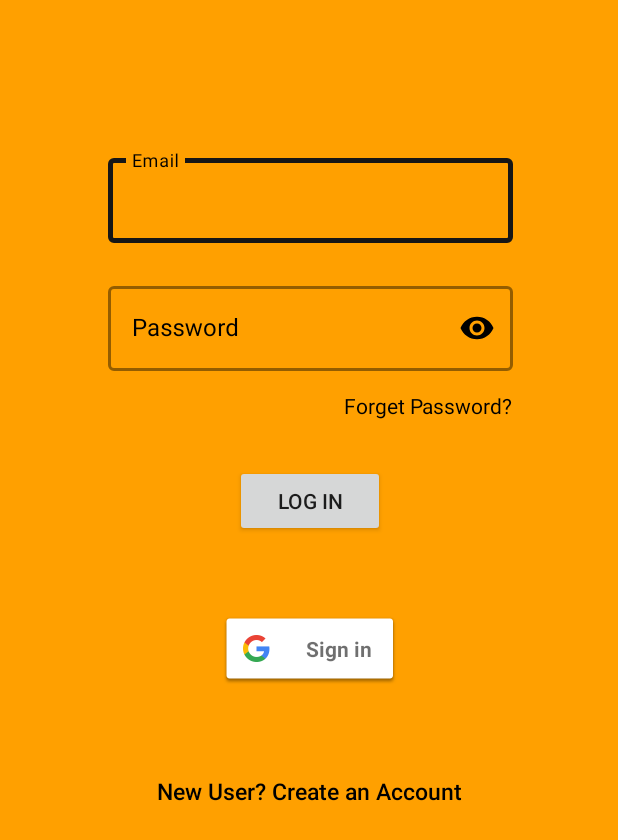
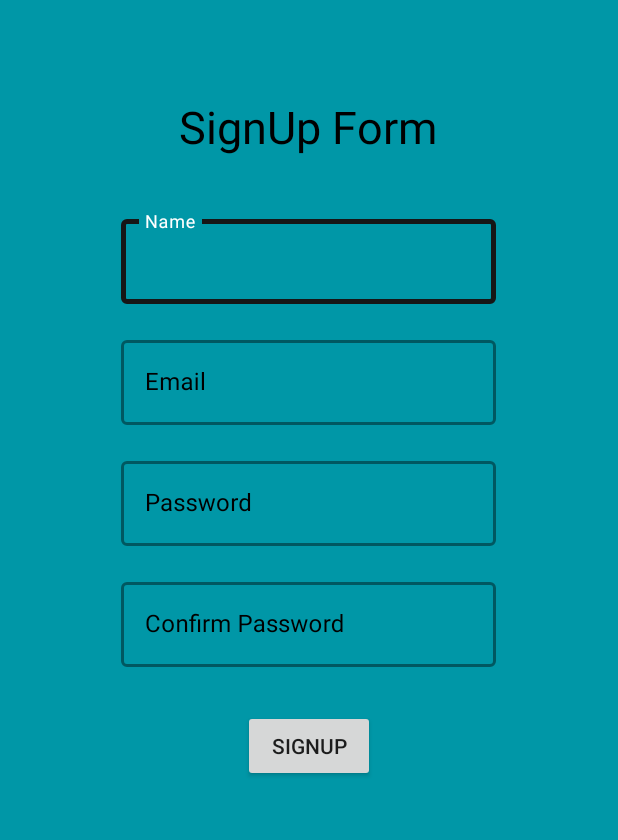
Before and after one commit to Codename-sgr/beta26_Bug_is_Bae, an Android app: the LoginActivity screen opened directly, with no data from a screen before it, after a tap on "New User? Create an Account", on a phone screen of 412 x 824 dp. Shown: the top 840 px of the screen. Run offline under Robolectric (Android 15) with nearby library versions, the phone set to English and light mode, and no system bars; our stand-ins replace Firebase (no records; nobody signed in at launch, a user with empty details on screens opened directly); 1 statement that could not run was skipped.

Commit message:
signup page

```diff
--- a/Android/app/src/main/AndroidManifest.xml
+++ b/Android/app/src/main/AndroidManifest.xml
@@ -9,7 +9,9 @@
         android:roundIcon="@mipmap/ic_launcher_round"
         android:supportsRtl="true"
         android:theme="@style/AppTheme">
-        <activity android:name=".LoginActivity"></activity>
+        <activity android:name=".SignupActivity"></activity>
+        <activity android:name=".SignUpActivity" />
+        <activity android:name=".LoginActivity" />
         <activity android:name=".MainActivity">
             <intent-filter>
                 <action android:name="android.intent.action.MAIN" />
--- a/Android/app/src/main/java/com/bugisbae/bloodhive/LoginActivity.java
+++ b/Android/app/src/main/java/com/bugisbae/bloodhive/LoginActivity.java
@@ -1,7 +1,4 @@
 package com.bugisbae.bloodhive;
-
-import androidx.annotation.NonNull;
-import androidx.appcompat.app.AppCompatActivity;
 
 import android.app.AlertDialog;
 import android.content.DialogInterface;
@@ -18,10 +15,12 @@ import android.widget.LinearLayout;
 import android.widget.TextView;
 import android.widget.Toast;
 
+import androidx.annotation.NonNull;
+import androidx.appcompat.app.AppCompatActivity;
+
 import com.google.android.gms.auth.api.signin.GoogleSignIn;
 import com.google.android.gms.auth.api.signin.GoogleSignInAccount;
 import com.google.android.gms.auth.api.signin.GoogleSignInClient;
-import com.google.android.gms.auth.api.signin.GoogleSignInOptions;
 import com.google.android.gms.common.SignInButton;
 import com.google.android.gms.common.api.ApiException;
 import com.google.android.gms.tasks.OnCompleteListener;
@@ -42,34 +41,32 @@ import com.google.firebase.database.ValueEventListener;
 
 public class LoginActivity extends AppCompatActivity {
 
-    private FirebaseAuth mAuth=FirebaseAuth.getInstance();
+    private FirebaseAuth mAuth = FirebaseAuth.getInstance();
     LoadingDialog loadingDialog;
     SignInButton googleLoginBtn;
     FirebaseUser user;
     TextInputEditText email;
     TextInputEditText password;
     Button LogIn;
-    TextView signUp,forgetPwd;
-    Boolean isValid=false;
+    TextView signUp, forgetPwd;
+    Boolean isValid = false;
 
-    private int RC_SIGN_IN=100;
+    private int RC_SIGN_IN = 100;
     DatabaseReference databaseUsers;
     GoogleSignInClient mGoogleSignInClient;
 
-    public void logIn(View view){
-        String uemail=email.getText().toString().trim();
-        String upassword=password.getText().toString().trim();
+    public void logIn(View view) {
+        String uemail = email.getText().toString().trim();
+        String upassword = password.getText().toString().trim();
 
-        if(!Patterns.EMAIL_ADDRESS.matcher(uemail).matches()){
+        if (!Patterns.EMAIL_ADDRESS.matcher(uemail).matches()) {
             email.setError("Invalid Email");
             email.setFocusable(true);
-        }
-        else if(upassword.isEmpty()){
+        } else if (upassword.isEmpty()) {
             password.setError("Enter Your Password");
             password.setFocusable(true);
-        }
-        else{
-            logUserIn(uemail,upassword);
+        } else {
+            logUserIn(uemail, upassword);
         }
 
     }
@@ -80,17 +77,15 @@ public class LoginActivity extends AppCompatActivity {
                 .addOnSuccessListener(this, new OnSuccessListener<AuthResult>() {
                     @Override
                     public void onSuccess(AuthResult authResult) {
-                        user=mAuth.getCurrentUser();
+                        user = mAuth.getCurrentUser();
                         loadingDialog.dismissDialog();
                         try {
-                            if(user.isEmailVerified()){
-                                isValid=true;
+                            if (user.isEmailVerified()) {
+                                isValid = true;
                                 startActivity(new Intent(getApplicationContext(), MainActivity.class));
                                 finish();
-                            }
-                            else
-                            {
-                                final androidx.appcompat.app.AlertDialog.Builder builder=new androidx.appcompat.app.AlertDialog.Builder(LoginActivity.this);
+                            } else {
+                                final androidx.appcompat.app.AlertDialog.Builder builder = new androidx.appcompat.app.AlertDialog.Builder(LoginActivity.this);
                                 builder.setTitle("Error");
                                 builder
                                         .setMessage("Your Email ID is not Verified !")
@@ -103,12 +98,12 @@ public class LoginActivity extends AppCompatActivity {
                                             }
                                         });
 
-                                androidx.appcompat.app.AlertDialog dialog=builder.create();
+                                androidx.appcompat.app.AlertDialog dialog = builder.create();
                                 dialog.show();
                             }
-                        }catch (NullPointerException e){
+                        } catch (NullPointerException e) {
                             loadingDialog.dismissDialog();
-                            Log.i("Info",""+e.getMessage());
+                            Log.i("Info", "" + e.getMessage());
 
                         }
                     }
@@ -116,7 +111,7 @@ public class LoginActivity extends AppCompatActivity {
             @Override
             public void onFailure(@NonNull Exception e) {
                 loadingDialog.dismissDialog();
-                Toast.makeText(LoginActivity.this, ""+e.getMessage(), Toast.LENGTH_SHORT).show();
+                Toast.makeText(LoginActivity.this, "" + e.getMessage(), Toast.LENGTH_SHORT).show();
             }
         });
     }
@@ -130,31 +125,31 @@ public class LoginActivity extends AppCompatActivity {
         }).addOnFailureListener(new OnFailureListener() {
             @Override
             public void onFailure(@NonNull Exception e) {
-                Log.i("TAG","Failed"+e.getMessage());
+                Log.i("TAG", "Failed" + e.getMessage());
             }
         });
     }
 
     private void showPwdRecoveryDialog() {
 
-        AlertDialog.Builder builder=new AlertDialog.Builder(this);
+        AlertDialog.Builder builder = new AlertDialog.Builder(this);
         builder.setTitle("Password Recovery");
 
-        LinearLayout linearLayout=new LinearLayout(this);
-        final EditText emailET=new EditText(this);
+        LinearLayout linearLayout = new LinearLayout(this);
+        final EditText emailET = new EditText(this);
         emailET.setHint("Email");
         emailET.setInputType(InputType.TYPE_TEXT_VARIATION_EMAIL_ADDRESS);
         emailET.setMinEms(16);
 
         linearLayout.addView(emailET);
-        linearLayout.setPadding(10,10,10,10);
+        linearLayout.setPadding(10, 10, 10, 10);
         builder.setView(linearLayout);
 
         builder.setPositiveButton("Recover", new DialogInterface.OnClickListener() {
             @Override
             public void onClick(DialogInterface dialog, int which) {
 
-                String email=emailET.getText().toString().trim();
+                String email = emailET.getText().toString().trim();
                 beginRecovery(email);
 
             }
@@ -178,35 +173,32 @@ public class LoginActivity extends AppCompatActivity {
                     @Override
                     public void onComplete(@NonNull Task<Void> task) {
                         loadingDialog.dismissDialog();
-                        if (task.isSuccessful()){
+                        if (task.isSuccessful()) {
                             Toast.makeText(LoginActivity.this, "Email Sent", Toast.LENGTH_SHORT).show();
-                        }
-                        else
+                        } else
                             Toast.makeText(LoginActivity.this, "Failed..", Toast.LENGTH_SHORT).show();
                     }
                 }).addOnFailureListener(new OnFailureListener() {
             @Override
             public void onFailure(@NonNull Exception e) {
                 loadingDialog.dismissDialog();
-                Toast.makeText(LoginActivity.this, ""+e.getMessage(), Toast.LENGTH_SHORT).show();
+                Toast.makeText(LoginActivity.this, "" + e.getMessage(), Toast.LENGTH_SHORT).show();
             }
         });
     }
 
-    private void checkUserStatus(){
-        if (user!=null && user.isEmailVerified())
-        {
+    private void checkUserStatus() {
+        if (user != null && user.isEmailVerified()) {
             startActivity(new Intent(getApplicationContext(), MainActivity.class));
             finish();
         }
     }
 
 
-
     @Override
-    public void onStart(){
+    public void onStart() {
         super.onStart();
-        user=mAuth.getCurrentUser();
+        user = mAuth.getCurrentUser();
         // Check if user is signed in (non-null) and update UI accordingly.
         checkUserStatus();
     }
@@ -216,29 +208,29 @@ public class LoginActivity extends AppCompatActivity {
         super.onCreate(savedInstanceState);
         setContentView(R.layout.activity_login);
 
-        if (getSupportActionBar()!=null)
+        if (getSupportActionBar() != null)
             getSupportActionBar().hide();
 
-        databaseUsers= FirebaseDatabase.getInstance().getReference().child("Manit").child("Users");
+        databaseUsers = FirebaseDatabase.getInstance().getReference().child("Manit").child("Users");
 
 
         // Configure Google Sign In
-        GoogleSignInOptions gso = new GoogleSignInOptions.Builder(GoogleSignInOptions.DEFAULT_SIGN_IN)
+        /*GoogleSignInOptions gso = new GoogleSignInOptions.Builder(GoogleSignInOptions.DEFAULT_SIGN_IN)
                 .requestIdToken(getString(R.string.default_web_client_id))
                 .requestEmail()
                 .build();
-        mGoogleSignInClient= GoogleSignIn.getClient(this,gso);
+        mGoogleSignInClient= GoogleSignIn.getClient(this,gso);*/
 
 
-        mAuth=FirebaseAuth.getInstance();
-        user=mAuth.getCurrentUser();
+        mAuth = FirebaseAuth.getInstance();
+        user = mAuth.getCurrentUser();
 
-        email=findViewById(R.id.editTextEmail);
-        password=findViewById(R.id.password);
-        LogIn=findViewById(R.id.LogIn);
-        signUp=findViewById(R.id.signUp);
-        forgetPwd=findViewById(R.id.textViewForgetPass);
-        googleLoginBtn=findViewById(R.id.googleLoginBtn);
+        email = findViewById(R.id.editTextEmail);
+        password = findViewById(R.id.password);
+        LogIn = findViewById(R.id.LogIn);
+        signUp = findViewById(R.id.signUp);
+        forgetPwd = findViewById(R.id.textViewForgetPass);
+        googleLoginBtn = findViewById(R.id.googleLoginBtn);
         forgetPwd.setOnClickListener(new View.OnClickListener() {
             @Override
             public void onClick(View v) {
@@ -255,8 +247,8 @@ public class LoginActivity extends AppCompatActivity {
         password.setOnKeyListener(new View.OnKeyListener() {
             @Override
             public boolean onKey(View v, int keyCode, KeyEvent event) {
-                if(keyCode==KeyEvent.KEYCODE_ENTER && isValid)
-                    startActivity(new Intent(getApplicationContext(),MainActivity.class));
+                if (keyCode == KeyEvent.KEYCODE_ENTER && isValid)
+                    startActivity(new Intent(getApplicationContext(), MainActivity.class));
                 return false;
             }
         });
@@ -290,7 +282,7 @@ public class LoginActivity extends AppCompatActivity {
                 firebaseAuthWithGoogle(account);
             } catch (ApiException e) {
                 // Google Sign In failed
-                Toast.makeText(this, ""+e.getMessage(), Toast.LENGTH_SHORT).show();
+                Toast.makeText(this, "" + e.getMessage(), Toast.LENGTH_SHORT).show();
 
             }
         }
@@ -309,18 +301,17 @@ public class LoginActivity extends AppCompatActivity {
                         if (task.isSuccessful()) {
                             // Sign in success
 
-                            isValid=true;
+                            isValid = true;
                             FirebaseUser user = mAuth.getCurrentUser();
-                            Toast.makeText(LoginActivity.this, ""+user.getDisplayName()+"\n"+user.getEmail() , Toast.LENGTH_SHORT).show();
-                            final String Uid=user.getUid();
+                            Toast.makeText(LoginActivity.this, "" + user.getDisplayName() + "\n" + user.getEmail(), Toast.LENGTH_SHORT).show();
+                            final String Uid = user.getUid();
                             databaseUsers.child(Uid).child("email").setValue(user.getEmail());
                             databaseUsers.child(Uid).child("user_id").setValue(user.getUid());
                             databaseUsers.child(Uid).child("user_name").setValue(user.getDisplayName());
                             databaseUsers.child(Uid).child("dp").addListenerForSingleValueEvent(new ValueEventListener() {
                                 @Override
                                 public void onDataChange(@NonNull DataSnapshot dataSnapshot) {
-                                    if(!dataSnapshot.exists())
-                                    {
+                                    if (!dataSnapshot.exists()) {
                                         databaseUsers.child(Uid).child("dp").setValue(false);
                                     }
                                 }
@@ -331,7 +322,7 @@ public class LoginActivity extends AppCompatActivity {
                                 }
                             });
 
-                            Intent i=new Intent(getApplicationContext(),MainActivity.class);
+                            Intent i = new Intent(getApplicationContext(), MainActivity.class);
                             startActivity(i);
                             finish();
 
@@ -345,7 +336,7 @@ public class LoginActivity extends AppCompatActivity {
                 }).addOnFailureListener(new OnFailureListener() {
             @Override
             public void onFailure(@NonNull Exception e) {
-                Toast.makeText(LoginActivity.this, ""+e.getMessage(), Toast.LENGTH_SHORT).show();
+                Toast.makeText(LoginActivity.this, "" + e.getMessage(), Toast.LENGTH_SHORT).show();
             }
         });
     }
--- /dev/null
+++ b/Android/app/src/main/java/com/bugisbae/bloodhive/SignupActivity.java
@@ -0,0 +1,128 @@
+package com.bugisbae.bloodhive;
+
+import android.os.Bundle;
+import android.util.Log;
+import android.util.Patterns;
+import android.view.View;
+import android.widget.EditText;
+import android.widget.Toast;
+
+import androidx.annotation.NonNull;
+import androidx.appcompat.app.AppCompatActivity;
+
+import com.google.android.gms.tasks.OnCompleteListener;
+import com.google.android.gms.tasks.OnFailureListener;
+import com.google.android.gms.tasks.OnSuccessListener;
+import com.google.android.gms.tasks.Task;
+import com.google.firebase.auth.AuthResult;
+import com.google.firebase.auth.FirebaseAuth;
+import com.google.firebase.auth.FirebaseUser;
+import com.google.firebase.database.DatabaseReference;
+import com.google.firebase.database.FirebaseDatabase;
+
+public class SignupActivity extends AppCompatActivity {
+
+    EditText name,email,password,conpass;;
+    LoadingDialog loadingDialog;
+    DatabaseReference databaseUsers;
+    private FirebaseAuth mAuth;
+
+    //SIGNUP BUTTON CLICK
+    public void signUp(View view){
+
+        String uname=name.getText().toString().trim();
+        String uemail=email.getText().toString().trim();
+        String upassword=password.getText().toString().trim();
+
+        if (uname.matches(""))
+        {
+            name.setError("Enter Your Name");
+            name.setFocusable(true);
+        }
+
+        if (!Patterns.EMAIL_ADDRESS.matcher(uemail).matches())
+        {
+            email.setError("Invalid Email");
+            email.setFocusable(true);
+        }
+        else if (upassword.length()<6)
+        {
+            password.setError("Password length should be at least 6 characters");
+            password.setFocusable(true);
+        }
+        else if (!upassword.matches(conpass.getText().toString()))
+            conpass.setError("Password Doesn't Match");
+        else
+            signupuser(uname,uemail,upassword);
+    }
+
+    //SIGNUP METHOD
+    private void signupuser(final String uname, final String uemail, final String upassword) {
+        loadingDialog.startLoadingDialog();
+        mAuth.createUserWithEmailAndPassword(uemail,upassword)
+                .addOnCompleteListener(this, new OnCompleteListener<AuthResult>() {
+                    @Override
+                    public void onComplete(@NonNull Task<AuthResult> task) {
+                        loadingDialog.dismissDialog();
+                        if(task.isSuccessful()){
+                            FirebaseUser user=mAuth.getCurrentUser();
+
+                            String user_id=user.getUid();
+                            user user1=new user(user_id,uname,uemail);
+                            databaseUsers.child(user_id).setValue(user1);
+
+                            user.sendEmailVerification().addOnSuccessListener(new OnSuccessListener<Void>() {
+                                @Override
+                                public void onSuccess(Void aVoid) {
+                                    Toast.makeText(SignupActivity.this, "Verification Email Has Been Sent to your Email ID", Toast.LENGTH_LONG).show();
+                                    finish();
+
+                                }
+                            }).addOnFailureListener(new OnFailureListener() {
+                                @Override
+                                public void onFailure(@NonNull Exception e) {
+                                    Log.i("TAG","Failed"+e.getMessage());
+                                }
+                            });
+//                                Toast.makeText(SignupActivity.this, "Registered: "+user.getEmail(), Toast.LENGTH_SHORT).show();
+                        }
+                        else
+                        {
+                            Log.w("info", "User With Email:failure", task.getException());
+                            Toast.makeText(SignupActivity.this, "Authentication failed.",
+                                    Toast.LENGTH_SHORT).show();
+                        }
+
+                    }
+                }).addOnFailureListener(new OnFailureListener() {
+            @Override
+            public void onFailure(@NonNull Exception e) {
+                loadingDialog.dismissDialog();
+                Toast.makeText(SignupActivity.this, ""+e.getMessage(), Toast.LENGTH_SHORT).show();
+            }
+        });
+    }
+
+    @Override
+    protected void onCreate(Bundle savedInstanceState) {
+        super.onCreate(savedInstanceState);
+        setContentView(R.layout.activity_sign_up);
+
+        if (getSupportActionBar()!=null)
+            getSupportActionBar().hide();
+
+        name=findViewById(R.id.editTextName);
+
+        email=findViewById(R.id.editTextEmail);
+        password=findViewById(R.id.password);
+        conpass=findViewById(R.id.editTextConPass);
+
+        databaseUsers= FirebaseDatabase.getInstance().getReference().child("Manit").child("Users");
+
+        loadingDialog=new LoadingDialog(this);
+
+        mAuth=FirebaseAuth.getInstance();
+
+    }
+
+}
--- /dev/null
+++ b/Android/app/src/main/res/layout/activity_sign_up.xml
@@ -0,0 +1,138 @@
+<?xml version="1.0" encoding="utf-8"?>
+<androidx.constraintlayout.widget.ConstraintLayout xmlns:android="http://schemas.android.com/apk/res/android"
+    xmlns:app="http://schemas.android.com/apk/res-auto"
+    xmlns:tools="http://schemas.android.com/tools"
+    android:layout_width="match_parent"
+    android:layout_height="match_parent"
+    android:background="#0097A7"
+    tools:context=".SignupActivity">
+
+
+    <TextView
+        android:id="@+id/textView"
+        android:layout_width="wrap_content"
+        android:layout_height="wrap_content"
+        android:layout_marginTop="64dp"
+        android:text="@string/signup_form"
+        android:textColor="#000000"
+        android:textSize="30sp"
+        app:layout_constraintEnd_toEndOf="parent"
+        app:layout_constraintHorizontal_bias="0.497"
+        app:layout_constraintStart_toStartOf="parent"
+        app:layout_constraintTop_toTopOf="parent" />
+
+    <com.google.android.material.textfield.TextInputLayout
+        android:id="@+id/SUNameLayout"
+        style="@style/Widget.MaterialComponents.TextInputLayout.OutlinedBox"
+        android:layout_width="250dp"
+        android:layout_height="75dp"
+        android:layout_marginTop="36dp"
+        android:hint="@string/name"
+        android:textColorHint="#000000"
+        app:boxStrokeColor="#161616"
+        app:boxStrokeWidth="2dp"
+        app:boxStrokeWidthFocused="3dp"
+        app:hintTextColor="#ffffff"
+        app:layout_constraintEnd_toEndOf="@+id/textView"
+        app:layout_constraintStart_toStartOf="@+id/textView"
+        app:layout_constraintTop_toBottomOf="@+id/textView">
+
+        <com.google.android.material.textfield.TextInputEditText
+            android:id="@+id/editTextName"
+            android:layout_width="match_parent"
+            android:layout_height="wrap_content"
+            android:inputType="textPersonName|textCapWords"
+            android:textCursorDrawable="@null"
+            android:textColor="#000000" />
+    </com.google.android.material.textfield.TextInputLayout>
+
+    <com.google.android.material.textfield.TextInputLayout
+        android:id="@+id/SUEmailLayout"
+        style="@style/Widget.MaterialComponents.TextInputLayout.OutlinedBox"
+        android:layout_width="250dp"
+        android:layout_height="75dp"
+        android:layout_marginTop="5dp"
+        android:hint="@string/Email"
+        android:textColorHint="#000000"
+        app:boxStrokeColor="#161616"
+        app:boxStrokeWidth="2dp"
+        app:boxStrokeWidthFocused="3dp"
+        app:hintTextColor="#ffffff"
+        app:layout_constraintEnd_toEndOf="@+id/SUNameLayout"
+        app:layout_constraintStart_toStartOf="@+id/SUNameLayout"
+        app:layout_constraintTop_toBottomOf="@id/SUNameLayout">
+
+        <com.google.android.material.textfield.TextInputEditText
+            android:id="@+id/editTextEmail"
+            android:layout_width="match_parent"
+            android:layout_height="wrap_content"
+            android:inputType="textEmailAddress"
+            android:textCursorDrawable="@null"
+            android:textColor="#000000" />
+    </com.google.android.material.textfield.TextInputLayout>
+
+    <com.google.android.material.textfield.TextInputLayout
+        android:id="@+id/SUPasswordLayout"
+        style="@style/Widget.MaterialComponents.TextInputLayout.OutlinedBox"
+        android:layout_width="250dp"
+        android:layout_height="75dp"
+        android:layout_marginTop="5dp"
+        android:hint="@string/Password"
+        android:textColorHint="#000000"
+        app:boxStrokeColor="#161616"
+        app:boxStrokeWidth="2dp"
+        app:boxStrokeWidthFocused="3dp"
+        app:hintTextColor="#ffffff"
+        app:layout_constraintEnd_toEndOf="@+id/SUEmailLayout"
+        app:layout_constraintStart_toStartOf="@+id/SUEmailLayout"
+        app:layout_constraintTop_toBottomOf="@id/SUEmailLayout">
+
+        <com.google.android.material.textfield.TextInputEditText
+            android:id="@+id/password"
+            android:layout_width="match_parent"
+            android:layout_height="wrap_content"
+            android:inputType="textPassword"
+            android:textCursorDrawable="@null"
+            android:textColor="#000000" />
+    </com.google.android.material.textfield.TextInputLayout>
+
+    <com.google.android.material.textfield.TextInputLayout
+        android:id="@+id/SUConPwdLayout"
+        style="@style/Widget.MaterialComponents.TextInputLayout.OutlinedBox"
+        android:layout_width="250dp"
+        android:layout_height="75dp"
+        android:layout_marginTop="5dp"
+        android:hint="@string/confirm_password"
+        android:textColorHint="#000000"
+        app:boxStrokeColor="#161616"
+        app:boxStrokeWidth="2dp"
+        app:boxStrokeWidthFocused="3dp"
+        app:hintTextColor="#ffffff"
+        app:layout_constraintEnd_toEndOf="@+id/SUPasswordLayout"
+        app:layout_constraintStart_toStartOf="@+id/SUPasswordLayout"
+        app:layout_constraintTop_toBottomOf="@id/SUPasswordLayout">
+
+        <com.google.android.material.textfield.TextInputEditText
+            android:id="@+id/editTextConPass"
+            android:layout_width="match_parent"
+            android:layout_height="wrap_content"
+            android:inputType="textPassword"
+            android:textCursorDrawable="@null"
+            android:textColor="#000000" />
+    </com.google.android.material.textfield.TextInputLayout>
+
+
+    <Button
+        android:id="@+id/buttonSignup"
+        android:layout_width="wrap_content"
+        android:layout_height="wrap_content"
+        android:layout_marginTop="15dp"
+        android:onClick="signUp"
+        android:text="SignUp"
+        app:layout_constraintEnd_toEndOf="@+id/SUConPwdLayout"
+        app:layout_constraintStart_toStartOf="@+id/SUConPwdLayout"
+        app:layout_constraintTop_toBottomOf="@id/SUConPwdLayout">
+
+    </Button>
+
+</androidx.constraintlayout.widget.ConstraintLayout>
--- a/Android/app/src/main/res/values/strings.xml
+++ b/Android/app/src/main/res/values/strings.xml
@@ -2,4 +2,7 @@
     <string name="app_name">BloodHive</string>
     <string name="Email">Email</string>
     <string name="Password">Password</string>
+    <string name="signup_form">SignUp Form</string>
+    <string name="name">Name</string>
+    <string name="confirm_password">Confirm Password</string>
 </resources>
```
Also changed, not shown: Android/app/build.gradle (+8 -6 lines), Android/app/src/main/java/com/bugisbae/bloodhive/user.java (added, +65 -0 lines), 1 other file.
